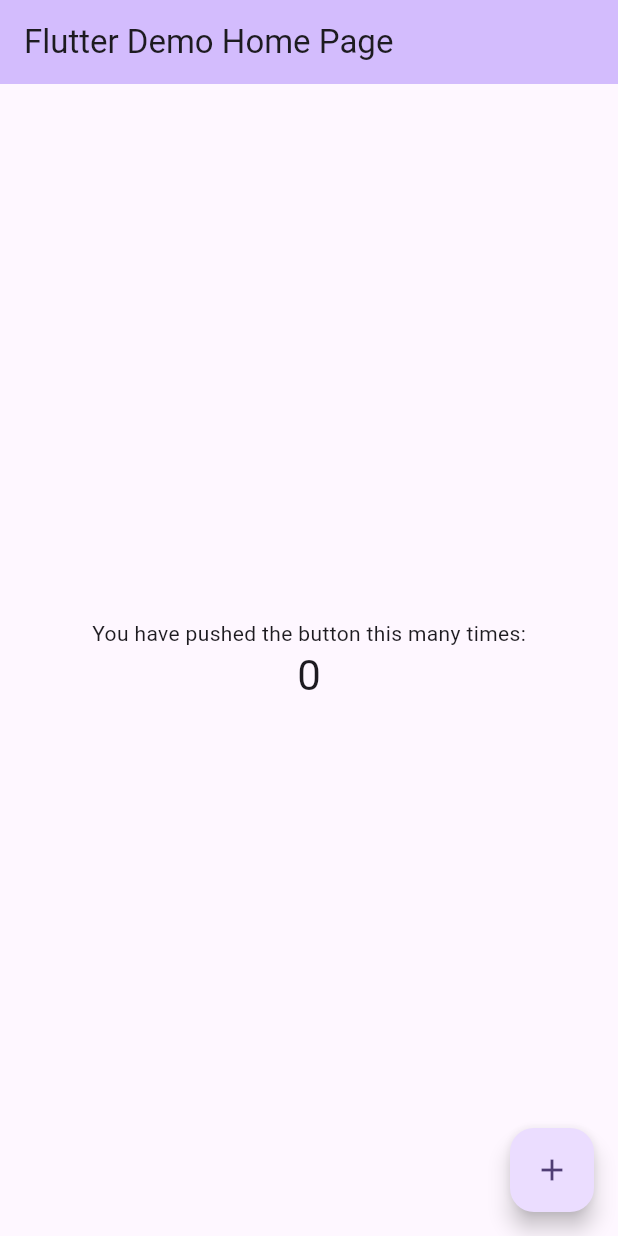
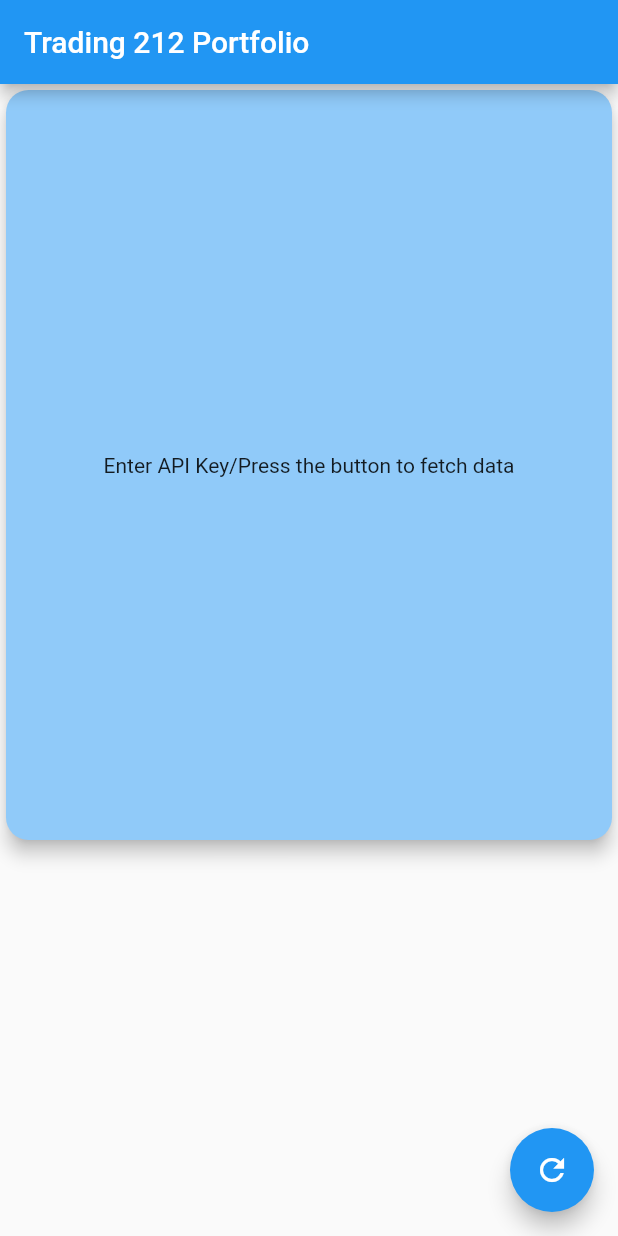
Before and after one commit to SU008/Flutter_Trading212_Portfolio, a Flutter app: the screen it shows after launch, on a phone screen of 412 x 824 dp. Run offline on Flutter 3.47's test engine with Material 2 defaults, Android fonts, the phone set to English and light mode, and no system bars; our stand-ins replace bloc, flutter_bloc; missing offline and left inert: debounce_throttle.

Commit message:
get account cash working

```diff
--- a/lib/main.dart
+++ b/lib/main.dart
@@ -1,125 +1,25 @@
 import 'package:flutter/material.dart';
+import 'package:flutter_bloc/flutter_bloc.dart';
+import 'package:flutter_portfolio_dividend/screens/homescreen.dart';
+import 'package:flutter_portfolio_dividend/services/T212_API_Bloc/t212_api_bloc.dart';
+
 
 void main() {
-  runApp(const MyApp());
+  WidgetsFlutterBinding.ensureInitialized();
+
+  runApp( const MyApp());
 }
 
 class MyApp extends StatelessWidget {
   const MyApp({super.key});
 
-  // This widget is the root of your application.
   @override
   Widget build(BuildContext context) {
     return MaterialApp(
-      title: 'Flutter Demo',
-      theme: ThemeData(
-        // This is the theme of your application.
-        //
-        // TRY THIS: Try running your application with "flutter run". You'll see
-        // the application has a blue toolbar. Then, without quitting the app,
-        // try changing the seedColor in the colorScheme below to Colors.green
-        // and then invoke "hot reload" (save your changes or press the "hot
-        // reload" button in a Flutter-supported IDE, or press "r" if you used
-        // the command line to start the app).
-        //
-        // Notice that the counter didn't reset back to zero; the application
-        // state is not lost during the reload. To reset the state, use hot
-        // restart instead.
-        //
-        // This works for code too, not just values: Most code changes can be
-        // tested with just a hot reload.
-        colorScheme: ColorScheme.fromSeed(seedColor: Colors.deepPurple),
-        useMaterial3: true,
+      home: BlocProvider(
+        create: (context) => T212ApiBloc(),
+        child: MyHomePage(),
       ),
-      home: const MyHomePage(title: 'Flutter Demo Home Page'),
     );
   }
 }
-
-class MyHomePage extends StatefulWidget {
-  const MyHomePage({super.key, required this.title});
-
-  // This widget is the home page of your application. It is stateful, meaning
-  // that it has a State object (defined below) that contains fields that affect
-  // how it looks.
-
-  // This class is the configuration for the state. It holds the values (in this
-  // case the title) provided by the parent (in this case the App widget) and
-  // used by the build method of the State. Fields in a Widget subclass are
-  // always marked "final".
-
-  final String title;
-
-  @override
-  State<MyHomePage> createState() => _MyHomePageState();
-}
-
-class _MyHomePageState extends State<MyHomePage> {
-  int _counter = 0;
-
-  void _incrementCounter() {
-    setState(() {
-      // This call to setState tells the Flutter framework that something has
-      // changed in this State, which causes it to rerun the build method below
-      // so that the display can reflect the updated values. If we changed
-      // _counter without calling setState(), then the build method would not be
-      // called again, and so nothing would appear to happen.
-      _counter++;
-    });
-  }
-
-  @override
-  Widget build(BuildContext context) {
-    // This method is rerun every time setState is called, for instance as done
-    // by the _incrementCounter method above.
-    //
-    // The Flutter framework has been optimized to make rerunning build methods
-    // fast, so that you can just rebuild anything that needs updating rather
-    // than having to individually change instances of widgets.
-    return Scaffold(
-      appBar: AppBar(
-        // TRY THIS: Try changing the color here to a specific color (to
-        // Colors.amber, perhaps?) and trigger a hot reload to see the AppBar
-        // change color while the other colors stay the same.
-        backgroundColor: Theme.of(context).colorScheme.inversePrimary,
-        // Here we take the value from the MyHomePage object that was created by
-        // the App.build method, and use it to set our appbar title.
-        title: Text(widget.title),
-      ),
-      body: Center(
-        // Center is a layout widget. It takes a single child and positions it
-        // in the middle of the parent.
-        child: Column(
-          // Column is also a layout widget. It takes a list of children and
-          // arranges them vertically. By default, it sizes itself to fit its
-          // children horizontally, and tries to be as tall as its parent.
-          //
-          // Column has various properties to control how it sizes itself and
-          // how it positions its children. Here we use mainAxisAlignment to
-          // center the children vertically; the main axis here is the vertical
-          // axis because Columns are vertical (the cross axis would be
-          // horizontal).
-          //
-          // TRY THIS: Invoke "debug painting" (choose the "Toggle Debug Paint"
-          // action in the IDE, or press "p" in the console), to see the
-          // wireframe for each widget.
-          mainAxisAlignment: MainAxisAlignment.center,
-          children: <Widget>[
-            const Text(
-              'You have pushed the button this many times:',
-            ),
-            Text(
-              '$_counter',
-              style: Theme.of(context).textTheme.headlineMedium,
-            ),
-          ],
-        ),
-      ),
-      floatingActionButton: FloatingActionButton(
-        onPressed: _incrementCounter,
-        tooltip: 'Increment',
-        child: const Icon(Icons.add),
-      ), // This trailing comma makes auto-formatting nicer for build methods.
-    );
-  }
-}
--- /dev/null
+++ b/lib/screens/homescreen.dart
@@ -0,0 +1,147 @@
+import 'package:flutter/material.dart';
+import 'package:flutter_bloc/flutter_bloc.dart';
+import 'package:intl/intl.dart';
+import '../services/T212_API_Bloc/t212_api_bloc.dart';
+
+class MyHomePage extends StatefulWidget {
+  @override
+  State<MyHomePage> createState() => _MyHomePageState();
+}
+
+class _MyHomePageState extends State<MyHomePage> {
+  @override
+  Widget build(BuildContext context) {
+    final T212ApiBloc T212apibloc = BlocProvider.of<T212ApiBloc>(context);
+
+    return Scaffold(
+      appBar: AppBar(
+        title: const Text('Trading 212 Portfolio'),
+      ),
+      body: Card(
+
+        elevation: 5, // Optional: Add elevation for a shadow effect
+        color: Colors.blue[200],
+        shape: RoundedRectangleBorder(
+          borderRadius:
+          BorderRadius.circular(15.0), // Adjust the radius as needed
+        ),
+        child: Container(
+          height: 500,
+          padding: const EdgeInsets.all(16.0),
+          child: BlocBuilder<T212ApiBloc, T212ApiState>(
+            builder: (context, state) {
+              if (state is ErrorState){
+                const Center(child: Text('Error while fetch data'));
+              }
+
+              if (state is LoadingState) {
+                return const Center(child: CircularProgressIndicator());
+              } else if (state is PersonalPortfolioLoadedState) {
+                Map<String, dynamic> data = state.data;
+                final total = data['total']?.toString() ?? 0.0;
+                final free = data['free']?.toString() ?? 0.0;
+                final invested = data['invested']?.toDouble() ?? 0.0;
+                final ppl = data['ppl']?.toDouble() ?? 0.0;
+                final portfolio =  NumberFormat('0.00').format(invested + ppl);
+
+
+                print(data);
+                return  Column(
+                  children: [
+                    const Padding(
+                      padding: EdgeInsets.fromLTRB(10, 8, 8, 0),
+                      child: Row(
+                        mainAxisAlignment: MainAxisAlignment.start,
+                        children: [
+                          Text('Values shown are all approximate*', textScaleFactor: 0.8,),
+                        ],
+                      ),
+                    ),
+
+                    Card(
+                      shape: RoundedRectangleBorder(
+                        borderRadius:
+                        BorderRadius.circular(12.0), // Adjust the radius as needed
+                      ),
+                      child: SizedBox(
+                        height: 90,
+                        child: Padding(
+                          padding: const EdgeInsets.all(8.0),
+                          child: Column(
+                            mainAxisAlignment: MainAxisAlignment.center,
+                            children: [
+                              Row(
+                                mainAxisAlignment: MainAxisAlignment.center,
+                                children: [
+                                  Text(
+                                      'Account Value : ${total}'),
+                                ],
+                              ),
+                              Row(
+                                mainAxisAlignment: MainAxisAlignment.spaceEvenly,
+                                children: [
+                                  Column(
+                                    mainAxisAlignment: MainAxisAlignment.start,
+                                    children: [
+                                      Text('Portfolio : ${portfolio} '),
+                                      Text('Invested : ${invested } '),
+
+                                    ],
+                                  ),
+                                  Column(
+                                    mainAxisAlignment: MainAxisAlignment.end,
+                                    children: [
+                                      Text('Free Funds : ${free} '),
+                                      Text('Return P/L : ${ppl} '),
+
+                                    ],
+
+                                  ),
+                                ],
+
+                              )
+
+
+
+
+                            ],
+                          ),
+                        ),
+                      ),
+                    ),
+                  ],
+                );
+
+
+              } else {
+                return const Center(
+                    child: Text('Enter API Key/Press the button to fetch data'));
+              }
+            },
+          ),
+        ),
+      ),
+      floatingActionButton: FloatingActionButton(
+        onPressed: () {
+          T212apibloc.add(GetAccountDataEvent());
+        },
+        child: const Icon(Icons.refresh),
+      ),
+    );
+  }
+}
+
+/*
+if (state is PersonalPortfolioLoadedState) {
+                Map<String, dynamic> data = state.data;
+                print(data);
+                return ListView.builder(
+                  itemCount: data.length,
+                  itemBuilder: (context, index) {
+                    return ListTile(
+                      title: Text(data[index]['free']),
+                      leading: Text(data[index]['invested']),
+                    );
+                  },
+                );
+ */
--- /dev/null
+++ b/lib/services/T212_API_Bloc/t212_api_bloc.dart
@@ -0,0 +1,80 @@
+import 'dart:async';
+import 'dart:convert';
+
+import 'package:bloc/bloc.dart';
+import 'package:debounce_throttle/debounce_throttle.dart';
+import 'package:meta/meta.dart';
+
+import 'package:http/http.dart' as http;
+
+
+part 't212_api_event.dart';
+part 't212_api_state.dart';
+
+class T212ApiBloc extends Bloc<T212ApiEvent, T212ApiState> {
+
+  final Throttle throttle = Throttle(const Duration(seconds: 1), initialValue: ''); // 1 call per second
+
+
+  T212ApiBloc() : super(T212ApiInitial()) {
+
+    on<GetAccountDataEvent>(_getAccountDataEvent);
+
+
+  }
+
+  void _getAccountDataEvent(GetAccountDataEvent event, Emitter<T212ApiState> emit) async {
+    String tempAPI_key = '5035198ZLvgNiDKqcFzudYTVwdWnBEwCXsMU';
+
+    print('hello');
+
+    emit(LoadingState());
+    var theUrl = Uri.parse('https://live.trading212.com/api/v0/equity/account/cash');
+
+    var target_headers = {
+      "Authorization": tempAPI_key,
+      "Content-Type":"application/json",
+    };
+
+    final response = await http.get(theUrl, headers: target_headers); //sending a get
+    print(response.statusCode);
+    if (response.statusCode == 200) {
+      Map<String, dynamic> data = json.decode(response.body);
+
+      emit(PersonalPortfolioLoadedState(data));
+
+      //final AccountCash myaccountcash = json.decode(response.body) as AccountCash;
+
+
+
+
+    } else {
+      emit(ErrorState());
+      throw Exception("Failed to fetch data");
+    }
+
+  }
+
+
+}
+
+
+/*
+      try {
+        await throttle.throttle(() {
+          // Make your API call to www.database/profile here
+        });
+
+       // yield APICallSuccess();
+      } catch (e) {
+
+      }
+    });
+
+
+    on<T212ApiEvent>((event, emit) {
+      // TODO: implement event handler
+    });
+
+
+ */
--- /dev/null
+++ b/lib/services/T212_API_Bloc/t212_api_event.dart
@@ -0,0 +1,12 @@
+part of 't212_api_bloc.dart';
+
+//action events like buttons
+
+@immutable
+abstract class T212ApiEvent {}
+
+class GetAccountDataEvent extends T212ApiEvent {}
+
+class GetPersonalPortfolioEvent extends T212ApiEvent {}
+
+class GetHistoricalItemsEvent extends T212ApiEvent {}
--- /dev/null
+++ b/lib/services/T212_API_Bloc/t212_api_state.dart
@@ -0,0 +1,19 @@
+part of 't212_api_bloc.dart';
+
+
+// things that are returned
+@immutable
+abstract class T212ApiState {}
+
+class T212ApiInitial extends T212ApiState {}
+
+class LoadingState extends T212ApiState {}
+class ErrorState extends T212ApiState {}
+
+
+
+class PersonalPortfolioLoadedState extends T212ApiState {
+  final Map<String, dynamic> data;
+
+  PersonalPortfolioLoadedState(this.data);
+}
--- a/pubspec.yaml
+++ b/pubspec.yaml
@@ -28,6 +28,12 @@
 # the latest version available on pub.dev. To see which dependencies have newer
 # versions available, run `flutter pub outdated`.
 dependencies:
+  intl:
+  debounce_throttle:
+  bloc:
+  flutter_bloc:
+  http:
+  shared_preferences:
   flutter:
     sdk: flutter
 
```
Also changed, not shown: pubspec.lock, 2 other files.
